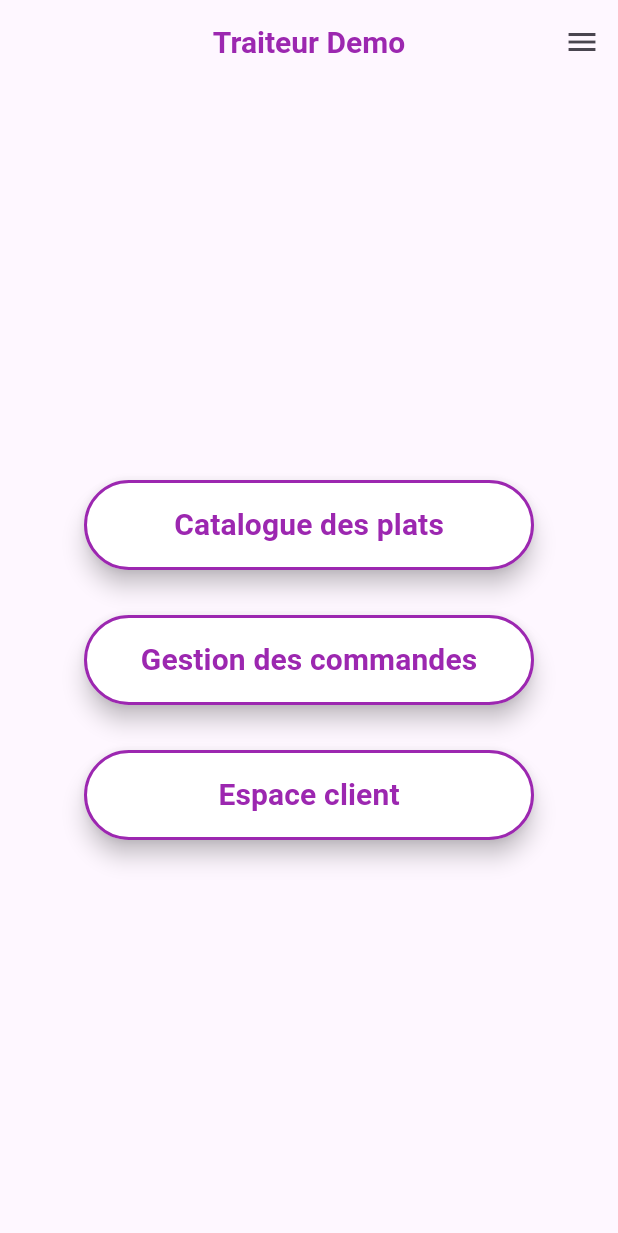
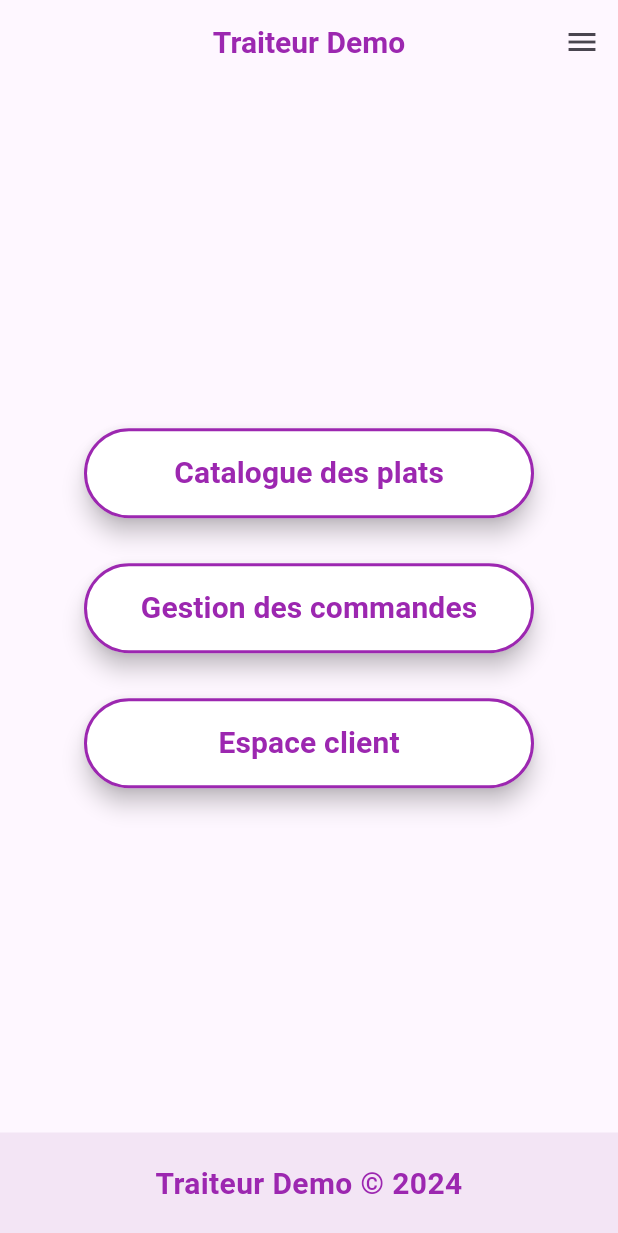
Before and after one commit to JuMANocta/2024_traiteur_mastere, a Flutter app: the screen it shows after launch, on a phone screen of 412 x 824 dp. Shown: the top 1233 px of the screen. Run offline on Flutter 3.47's test engine with Material 3 defaults, Android fonts, the phone set to English and light mode, and no system bars; drawn by our look-alikes of animated_text_kit; our stand-ins replace google_fonts.

Commit message:
ajout d'un footer

```diff
--- a/lib/views/home_screen.dart
+++ b/lib/views/home_screen.dart
@@ -106,6 +106,17 @@ class HomeScreen extends StatelessWidget {
               ],
             ),
           ),
+          //pied de page
+          Container(
+            width: double.infinity,
+            padding: const EdgeInsets.all(20),
+            color: Colors.purple[50],
+            child: Text(
+              'Traiteur Demo © 2024',
+              textAlign: TextAlign.center,
+              style: monPropreStyleText,
+            ),
+          ),
         ],
       )),
     );
```
